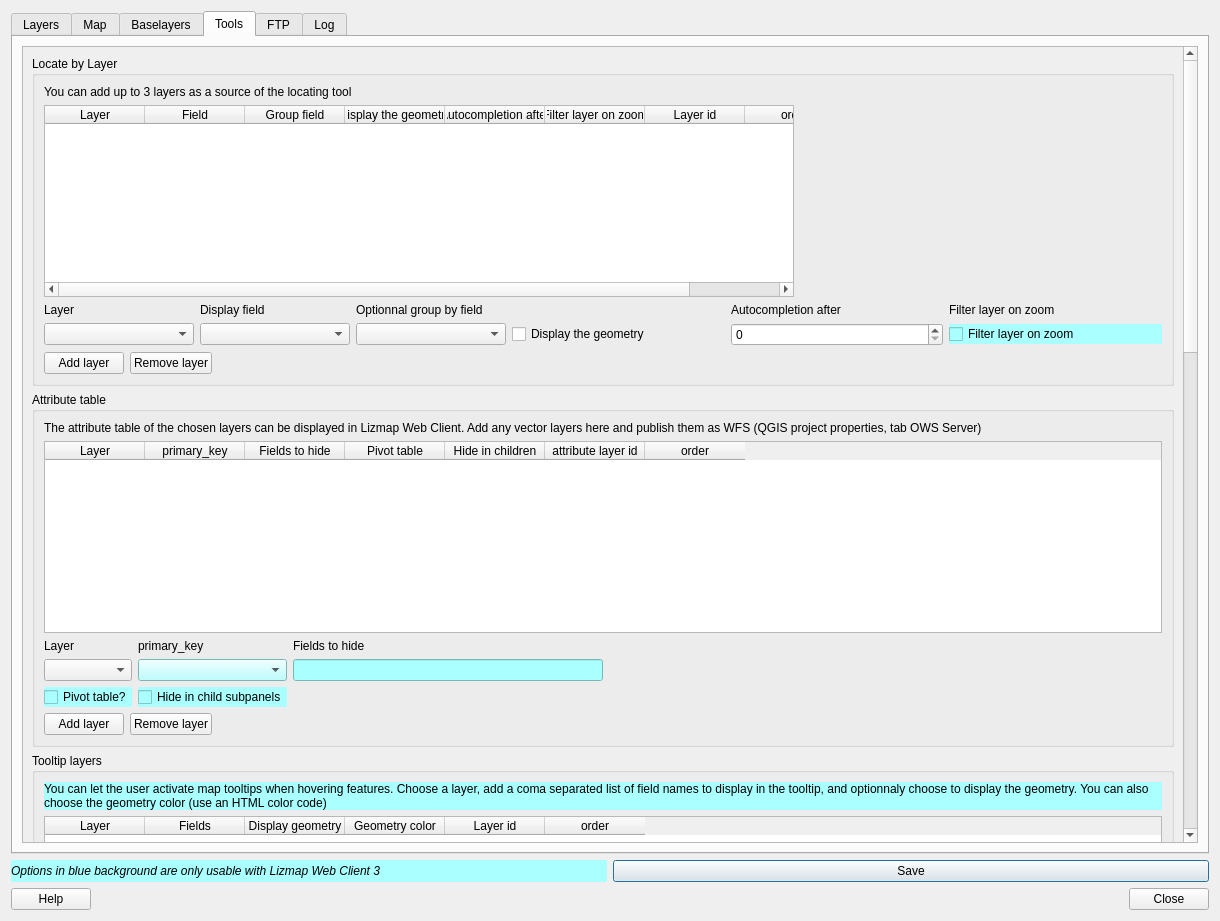
The window that ui_lizmap.ui (3liz/lizmap-plugin) describes before a commit, drawn with Qt 5.
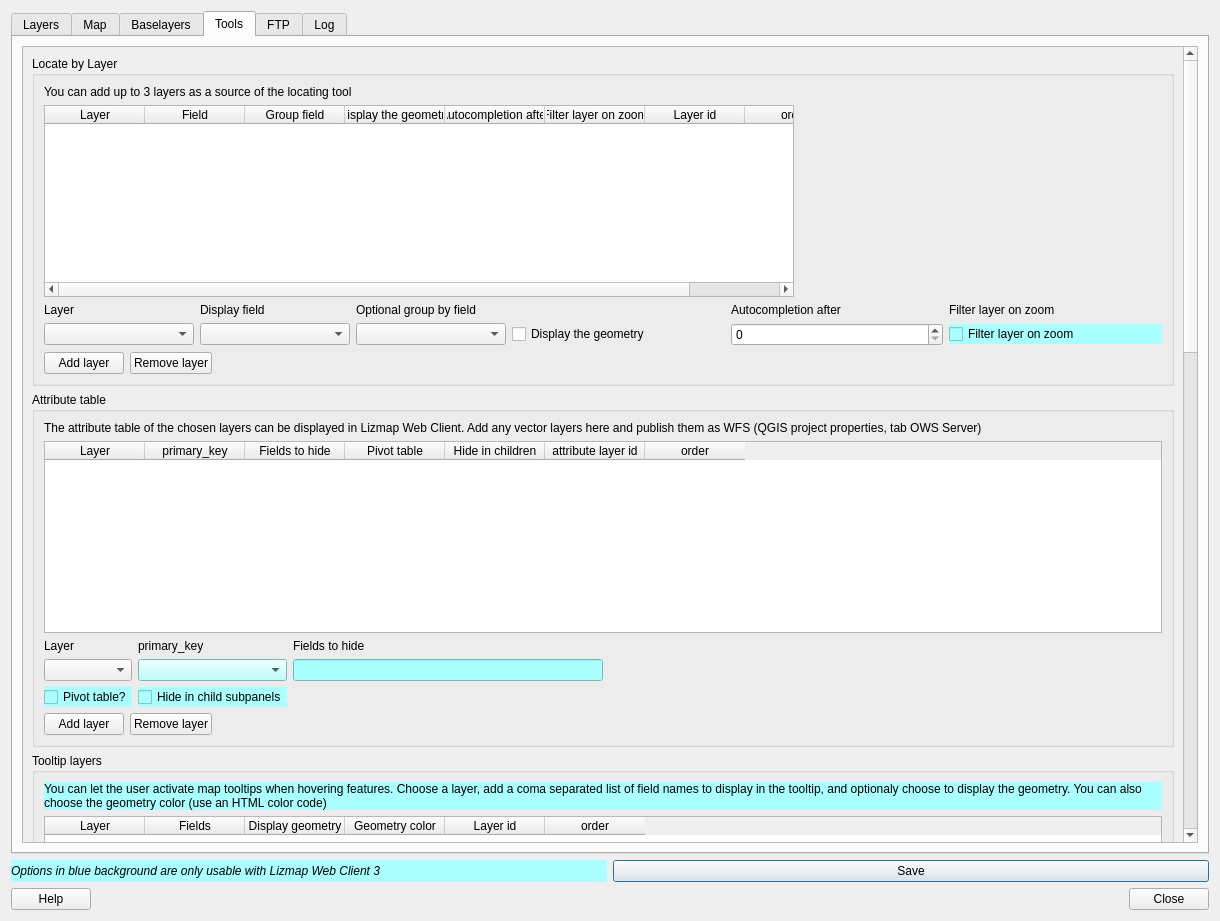
The same window after the commit. The open tabs and pages were chosen to show the change.

Commit message: Replace optionnal in plugin

Diff of the .ui file:
```diff
--- a/ui_lizmap.ui
+++ b/ui_lizmap.ui
@@ -1778,7 +1778,7 @@
                     <item row="0" column="2">
                      <widget class="QLabel" name="label_27">
                       <property name="text">
-                       <string>Optionnal group by field</string>
+                       <string>Optional group by field</string>
                       </property>
                       <property name="wordWrap">
                        <bool>true</bool>
@@ -2193,7 +2193,7 @@
                  <string notr="true">background-color:rgb(170, 255, 255);</string>
                 </property>
                 <property name="text">
-                 <string>You can let the user activate map tooltips when hovering features. Choose a layer, add a coma separated list of field names to display in the tooltip, and optionnaly choose to display the geometry. You can also choose the geometry color (use an HTML color code)</string>
+                 <string>You can let the user activate map tooltips when hovering features. Choose a layer, add a coma separated list of field names to display in the tooltip, and optionaly choose to display the geometry. You can also choose the geometry color (use an HTML color code)</string>
                 </property>
                 <property name="wordWrap">
                  <bool>true</bool>
```
Left out of the diff: 8 changed lines with no effect on the pictures. The commit also changes 10 other files.
